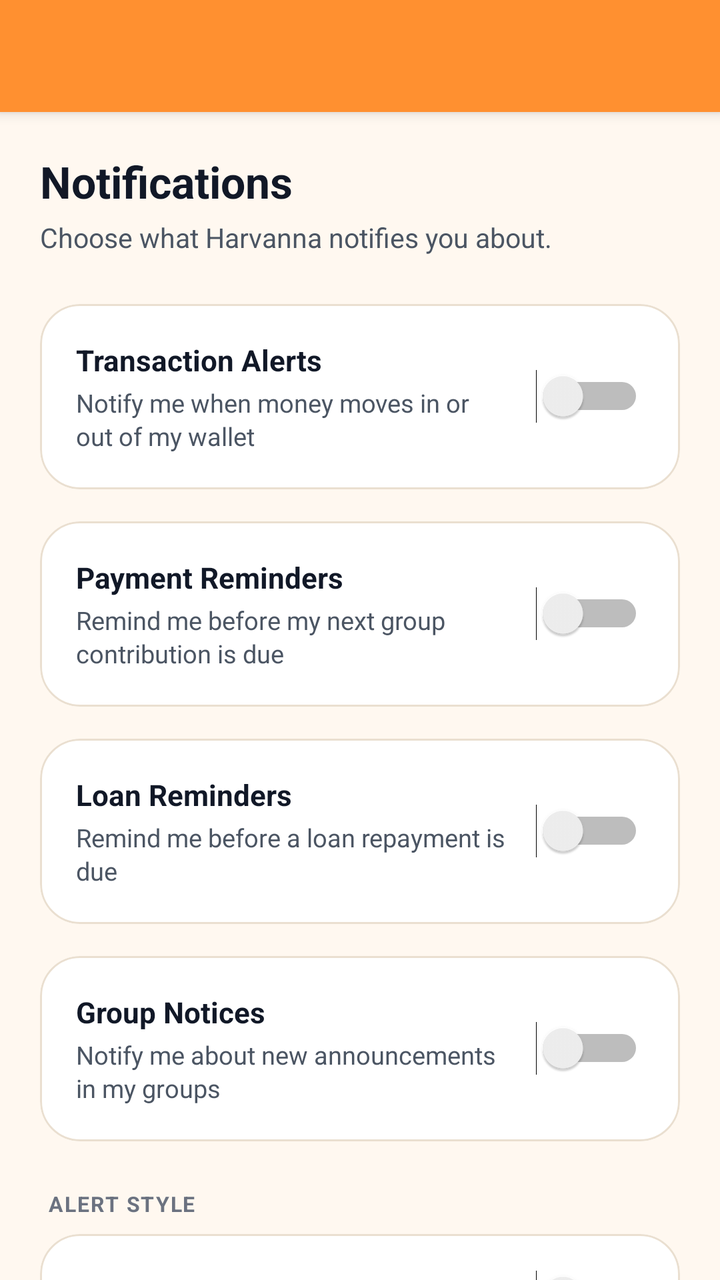
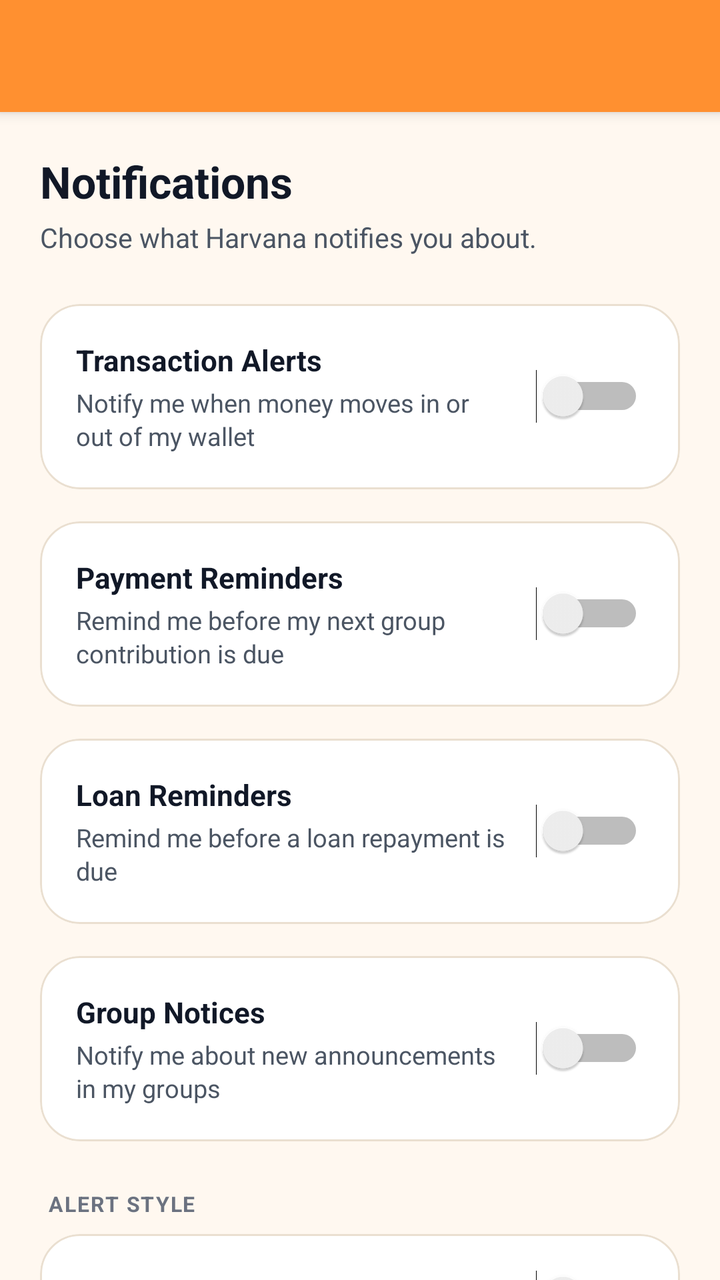

Screens rendered from an Android XML layout before and after an edit, with the pre-edit source and the edit as a unified diff.
<!-- AndroidManifest.xml: application theme AppTheme -->
<!-- res/layout/notification_settings.xml -->
<androidx.coordinatorlayout.widget.CoordinatorLayout
	xmlns:android="http://schemas.android.com/apk/res/android"
	xmlns:app="http://schemas.android.com/apk/res-auto"
	xmlns:tools="http://schemas.android.com/tools"
	android:id="@+id/_coordinator"
	android:layout_width="match_parent"
	android:layout_height="match_parent">
	<com.google.android.material.appbar.AppBarLayout
		android:id="@+id/_app_bar"
		android:layout_width="match_parent"
		android:layout_height="wrap_content"
		android:theme="@style/AppTheme.AppBarOverlay">
		<androidx.appcompat.widget.Toolbar
			android:id="@+id/_toolbar"
			android:layout_width="match_parent"
			android:layout_height="?attr/actionBarSize"
			android:background="?attr/appBarColor"
			app:popupTheme="@style/AppTheme.PopupOverlay" />
	</com.google.android.material.appbar.AppBarLayout>
	<androidx.core.widget.NestedScrollView
		android:layout_width="match_parent"
		android:layout_height="match_parent"
		android:fillViewport="true"
		android:overScrollMode="never"
		app:layout_behavior="@string/appbar_scrolling_view_behavior">
		<LinearLayout
			android:id="@+id/linear62"
			android:layout_width="match_parent"
			android:layout_height="wrap_content"
			android:padding="20dp"
			android:orientation="vertical">
			<TextView
				android:id="@+id/textview74"
				android:layout_width="wrap_content"
				android:layout_height="wrap_content"
				android:text="Notifications"
				android:textSize="22sp"
				android:textStyle="bold"
				android:textColor="@color/colorTextPrimary" />
			<TextView
				android:id="@+id/textview75"
				android:layout_width="match_parent"
				android:layout_height="wrap_content"
				android:layout_marginTop="4dp"
				android:layout_marginBottom="24dp"
				android:text="Choose what Harvanna notifies you about."
				android:textColor="@color/colorTextSecondary"
				android:textSize="13.5sp"
				android:lineSpacingExtra="3dp" />
			<com.google.android.material.card.MaterialCardView
				android:id="@+id/cardview14"
				android:layout_width="match_parent"
				android:layout_height="wrap_content"
				android:layout_marginBottom="16dp"
				app:cardBackgroundColor="@color/colorSurface"
				app:cardCornerRadius="20dp"
				app:cardElevation="0dp"
				app:strokeColor="@color/colorCardStroke"
				app:strokeWidth="1dp">
				<LinearLayout
					android:id="@+id/linear63"
					android:layout_width="match_parent"
					android:layout_height="wrap_content"
					android:padding="18dp"
					android:gravity="center_vertical"
					android:orientation="horizontal">
					<LinearLayout
						android:id="@+id/linear64"
						android:layout_width="0dp"
						android:layout_height="wrap_content"
						android:orientation="vertical"
						android:layout_weight="1">
						<TextView
							android:id="@+id/textview76"
							android:layout_width="wrap_content"
							android:layout_height="wrap_content"
							android:text="Transaction Alerts"
							android:textStyle="bold"
							android:textColor="@color/colorTextPrimary"
							android:textSize="14.5sp" />
						<TextView
							android:id="@+id/textview77"
							android:layout_width="match_parent"
							android:layout_height="wrap_content"
							android:layout_marginTop="3dp"
							android:text="Notify me when money moves in or out of my wallet"
							android:textColor="@color/colorTextSecondary"
							android:textSize="12.5sp"
							android:lineSpacingExtra="2dp" />
					</LinearLayout>
					<Switch
						android:id="@+id/switchTransactionAlerts"
						android:layout_width="wrap_content"
						android:layout_height="wrap_content"
						android:textSize="12sp"
						android:layout_marginStart="12dp" />
				</LinearLayout>
			</com.google.android.material.card.MaterialCardView>
			<com.google.android.material.card.MaterialCardView
				android:id="@+id/cardview15"
				android:layout_width="match_parent"
				android:layout_height="wrap_content"
				android:layout_marginBottom="16dp"
				app:cardBackgroundColor="@color/colorSurface"
				app:cardCornerRadius="20dp"
				app:cardElevation="0dp"
				app:strokeColor="@color/colorCardStroke"
				app:strokeWidth="1dp">
				<LinearLayout
					android:id="@+id/linear65"
					android:layout_width="match_parent"
					android:layout_height="wrap_content"
					android:padding="18dp"
					android:gravity="center_vertical"
					android:orientation="horizontal">
					<LinearLayout
						android:id="@+id/linear66"
						android:layout_width="0dp"
						android:layout_height="wrap_content"
						android:orientation="vertical"
						android:layout_weight="1">
						<TextView
							android:id="@+id/textview78"
							android:layout_width="wrap_content"
							android:layout_height="wrap_content"
							android:text="Payment Reminders"
							android:textStyle="bold"
							android:textColor="@color/colorTextPrimary"
							android:textSize="14.5sp" />
						<TextView
							android:id="@+id/textview79"
							android:layout_width="match_parent"
							android:layout_height="wrap_content"
							android:layout_marginTop="3dp"
							android:text="Remind me before my next group contribution is due"
							android:textColor="@color/colorTextSecondary"
							android:textSize="12.5sp"
							android:lineSpacingExtra="2dp" />
					</LinearLayout>
					<Switch
						android:id="@+id/switchPaymentReminders"
						android:layout_width="wrap_content"
						android:layout_height="wrap_content"
						android:textSize="12sp"
						android:layout_marginStart="12dp" />
				</LinearLayout>
			</com.google.android.material.card.MaterialCardView>
			<com.google.android.material.card.MaterialCardView
				android:id="@+id/cardview16"
				android:layout_width="match_parent"
				android:layout_height="wrap_content"
				android:layout_marginBottom="16dp"
				app:cardBackgroundColor="@color/colorSurface"
				app:cardCornerRadius="20dp"
				app:cardElevation="0dp"
				app:strokeColor="@color/colorCardStroke"
				app:strokeWidth="1dp">
				<LinearLayout
					android:id="@+id/linear67"
					android:layout_width="match_parent"
					android:layout_height="wrap_content"
					android:padding="18dp"
					android:gravity="center_vertical"
					android:orientation="horizontal">
					<LinearLayout
						android:id="@+id/linear68"
						android:layout_width="0dp"
						android:layout_height="wrap_content"
						android:orientation="vertical"
						android:layout_weight="1">
						<TextView
							android:id="@+id/textview80"
							android:layout_width="wrap_content"
							android:layout_height="wrap_content"
							android:text="Loan Reminders"
							android:textStyle="bold"
							android:textColor="@color/colorTextPrimary"
							android:textSize="14.5sp" />
						<TextView
							android:id="@+id/textview81"
							android:layout_width="match_parent"
							android:layout_height="wrap_content"
							android:layout_marginTop="3dp"
							android:text="Remind me before a loan repayment is due"
							android:textColor="@color/colorTextSecondary"
							android:textSize="12.5sp"
							android:lineSpacingExtra="2dp" />
					</LinearLayout>
					<Switch
						android:id="@+id/switchLoanReminders"
						android:layout_width="wrap_content"
						android:layout_height="wrap_content"
						android:textSize="12sp"
						android:layout_marginStart="12dp" />
				</LinearLayout>
			</com.google.android.material.card.MaterialCardView>
			<com.google.android.material.card.MaterialCardView
				android:id="@+id/cardview17"
				android:layout_width="match_parent"
				android:layout_height="wrap_content"
				android:layout_marginBottom="24dp"
				app:cardBackgroundColor="@color/colorSurface"
				app:cardCornerRadius="20dp"
				app:cardElevation="0dp"
				app:strokeColor="@color/colorCardStroke"
				app:strokeWidth="1dp">
				<LinearLayout
					android:id="@+id/linear69"
					android:layout_width="match_parent"
					android:layout_height="wrap_content"
					android:padding="18dp"
					android:gravity="center_vertical"
					android:orientation="horizontal">
					<LinearLayout
						android:id="@+id/linear70"
						android:layout_width="0dp"
						android:layout_height="wrap_content"
						android:orientation="vertical"
						android:layout_weight="1">
						<TextView
							android:id="@+id/textview82"
							android:layout_width="wrap_content"
							android:layout_height="wrap_content"
							android:text="Group Notices"
							android:textStyle="bold"
							android:textColor="@color/colorTextPrimary"
							android:textSize="14.5sp" />
						<TextView
							android:id="@+id/textview83"
							android:layout_width="match_parent"
							android:layout_height="wrap_content"
							android:layout_marginTop="3dp"
							android:text="Notify me about new announcements in my groups"
							android:textColor="@color/colorTextSecondary"
							android:textSize="12.5sp"
							android:lineSpacingExtra="2dp" />
					</LinearLayout>
					<Switch
						android:id="@+id/switchGroupNotices"
						android:layout_width="wrap_content"
						android:layout_height="wrap_content"
						android:textSize="12sp"
						android:layout_marginStart="12dp" />
				</LinearLayout>
			</com.google.android.material.card.MaterialCardView>
			<TextView
				android:id="@+id/textview84"
				android:layout_width="wrap_content"
				android:layout_height="wrap_content"
				android:layout_marginBottom="8dp"
				android:text="ALERT STYLE"
				android:textStyle="bold"
				android:textColor="@color/colorTextTertiary"
				android:textSize="10.5sp"
				android:layout_marginStart="4dp"
				android:letterSpacing="0.06" />
			<com.google.android.material.card.MaterialCardView
				android:id="@+id/cardview18"
				android:layout_width="match_parent"
				android:layout_height="wrap_content"
				android:layout_marginBottom="16dp"
				app:cardBackgroundColor="@color/colorSurface"
				app:cardCornerRadius="20dp"
				app:cardElevation="0dp"
				app:strokeColor="@color/colorCardStroke"
				app:strokeWidth="1dp">
				<LinearLayout
					android:id="@+id/linear71"
					android:layout_width="match_parent"
					android:layout_height="wrap_content"
					android:orientation="vertical">
					<LinearLayout
						android:id="@+id/linear72"
						android:layout_width="match_parent"
						android:layout_height="wrap_content"
						android:padding="18dp"
						android:gravity="center_vertical"
						android:orientation="horizontal">
						<TextView
							android:id="@+id/textview85"
							android:layout_width="0dp"
							android:layout_height="wrap_content"
							android:text="Sound"
							android:textColor="@color/colorTextPrimary"
							android:layout_weight="1"
							android:textSize="14.5sp" />
						<Switch
							android:id="@+id/switchSound"
							android:layout_width="wrap_content"
							android:layout_height="wrap_content"
							android:textSize="12sp"
							android:layout_marginStart="12dp" />
					</LinearLayout>
					<View
						android:id="@+id/view73"
						android:layout_width="match_parent"
						android:layout_height="1dp"
						android:background="@color/colorDivider"
						android:layout_marginStart="18dp" />
					<LinearLayout
						android:id="@+id/linear74"
						android:layout_width="match_parent"
						android:layout_height="wrap_content"
						android:padding="18dp"
						android:gravity="center_vertical"
						android:orientation="horizontal">
						<TextView
							android:id="@+id/textview86"
							android:layout_width="0dp"
							android:layout_height="wrap_content"
							android:text="Vibrate"
							android:textColor="@color/colorTextPrimary"
							android:layout_weight="1"
							android:textSize="14.5sp" />
						<Switch
							android:id="@+id/switchVibrate"
							android:layout_width="wrap_content"
							android:layout_height="wrap_content"
							android:textSize="12sp"
							android:layout_marginStart="12dp" />
					</LinearLayout>
				</LinearLayout>
			</com.google.android.material.card.MaterialCardView>
			<TextView
				android:id="@+id/textview87"
				android:layout_width="match_parent"
				android:layout_height="wrap_content"
				android:text="These control whether Harvanna shows you a notification for each type of event. Turning one off doesn't cancel the underlying reminder — it just won't appear as a push notification."
				android:textSize="12sp"
				android:textColor="@color/colorTextTertiary"
				android:layout_marginStart="4dp"
				android:lineSpacingExtra="3dp" />
		</LinearLayout>
	</androidx.core.widget.NestedScrollView>
</androidx.coordinatorlayout.widget.CoordinatorLayout>
<!-- resources referenced by this layout -->
<resources>
  <style name="AppTheme" parent="Theme.MaterialComponents.DayNight.NoActionBar">
          
          <item name="android:textViewStyle">@style/HarvannaTextView</item>
          <item name="appBarColor">@color/colorAccent</item>
          <item name="onAppBarColor">@color/colorTextOnAccent</item>
          <item name="colorSecondary">@color/colorAccent</item>
          <item name="colorOnSecondary">@color/colorTextOnAccent</item>
          <item name="colorPrimaryVariant">@color/colorAccentDark</item>
          <item name="colorSecondaryVariant">@color/colorAccentDark</item>
          <item name="colorError">@color/colorError</item>
          <item name="colorOnError">@color/colorTextPrimaryWhite</item>
          <item name="colorControlActivated">@color/colorAccent</item>
          <item name="colorControlNormal">@color/colorControlNormal</item>
          <item name="colorControlHighlight">@color/colorAccentRipple</item>
          <item name="android:textColorHighlight">@color/colorAccentStroke</item>
          <item name="android:textColorLink">@color/colorAccentStrong</item>
          <item name="android:editTextColor">@color/colorTextPrimary</item>
          <item name="android:navigationBarColor">@color/colorBackground</item>
          <item name="colorPrimary">@color/colorAccent</item>
          <item name="colorPrimaryDark">@color/colorAccentStrong</item>
          <item name="colorAccent">@color/colorAccent</item>
          <item name="colorSurface">@color/colorSurface</item>
          <item name="colorOnPrimary">@color/colorTextOnAccent</item>
          <item name="colorOnSurface">@color/colorTextPrimary</item>
          <item name="colorOnBackground">@color/colorTextPrimary</item>
          <item name="colorOnSurfaceVariant">@color/colorTextSecondary</item>
          <item name="android:textColorPrimary">@color/colorTextPrimary</item>
          <item name="android:textColorSecondary">@color/colorTextSecondary</item>
          <item name="android:textColorHint">@color/colorTextTertiary</item>
          <item name="android:statusBarColor">?attr/appBarColor</item>
          <item name="android:windowLightStatusBar">true</item>
          <item name="android:windowBackground">@color/colorBackground</item>
          <item name="alertDialogTheme">@style/HarvannaAlertDialog</item>
          <item name="materialAlertDialogTheme">@style/HarvannaAlertDialog</item>
          <item name="bottomSheetDialogTheme">@style/HarvannaBottomSheetDialog</item>
      </style>
  <style name="HarvannaTextView" parent="android:Widget.TextView">
          <item name="android:textColor">@color/colorTextPrimary</item>
      </style>
  <style name="HarvannaAlertDialog" parent="ThemeOverlay.MaterialComponents.MaterialAlertDialog">
          <item name="colorPrimary">@color/colorAccent</item>
          <item name="colorAccent">@color/colorAccent</item>
          <item name="colorSurface">@color/colorSurface</item>
          <item name="colorOnPrimary">@color/colorTextOnAccent</item>
          <item name="colorOnSurface">@color/colorTextPrimary</item>
          <item name="android:textColorPrimary">@color/colorTextPrimary</item>
          <item name="android:textColor">@color/colorTextPrimary</item>
          <item name="android:windowBackground">@color/colorSurface</item>
          <item name="buttonBarPositiveButtonStyle">@style/HarvannaDialogButton</item>
          <item name="buttonBarNegativeButtonStyle">@style/HarvannaDialogButton</item>
          <item name="buttonBarNeutralButtonStyle">@style/HarvannaDialogButton</item>
      </style>
  <style name="HarvannaBottomSheetDialog" parent="ThemeOverlay.MaterialComponents.BottomSheetDialog">
          <item name="android:windowIsFloating">false</item>
          <item name="android:windowBackground">@android:color/transparent</item>
          <item name="android:background">@android:color/transparent</item>
          <item name="android:backgroundDimEnabled">true</item>
          <item name="colorPrimary">@color/colorAccent</item>
          <item name="colorAccent">@color/colorAccent</item>
          <item name="colorSurface">@color/colorSurface</item>
          <item name="colorOnPrimary">@color/colorTextOnAccent</item>
          <item name="colorOnSurface">@color/colorTextPrimary</item>
          <item name="colorOnSurfaceVariant">@color/colorTextSecondary</item>
          <item name="android:textColorPrimary">@color/colorTextPrimary</item>
          <item name="bottomSheetStyle">@style/HarvannaBottomSheetStyle</item>
      </style>
  <style name="HarvannaDialogButton" parent="Widget.MaterialComponents.Button.TextButton.Dialog">
          <item name="android:textColor">@color/colorAccent</item>
          <item name="android:minHeight">48dp</item>
      </style>
  <style name="HarvannaBottomSheetStyle" parent="Widget.MaterialComponents.BottomSheet.Modal">
          <item name="backgroundTint">?attr/colorSurface</item>
          <item name="shapeAppearanceOverlay">@style/HarvannaBottomSheetShape</item>
      </style>
  <style name="HarvannaBottomSheetShape" parent="">
          <item name="cornerFamily">rounded</item>
          <item name="cornerSizeTopLeft">20dp</item>
          <item name="cornerSizeTopRight">20dp</item>
          <item name="cornerSizeBottomLeft">0dp</item>
          <item name="cornerSizeBottomRight">0dp</item>
      </style>
  <!-- unchanged entries left out for length: 18 -->
</resources>

<!-- the commit's change to res/layout/notification_settings.xml (unified diff, before → after) -->
@@ -43,7 +43,7 @@
 				android:layout_height="wrap_content"
 				android:layout_marginTop="4dp"
 				android:layout_marginBottom="24dp"
-				android:text="Choose what Harvanna notifies you about."
+				android:text="Choose what Harvana notifies you about."
 				android:textColor="@color/colorTextSecondary"
 				android:textSize="13.5sp"
 				android:lineSpacingExtra="3dp" />
@@ -325,7 +325,7 @@
 				android:id="@+id/textview87"
 				android:layout_width="match_parent"
 				android:layout_height="wrap_content"
-				android:text="These control whether Harvanna shows you a notification for each type of event. Turning one off doesn't cancel the underlying reminder — it just won't appear as a push notification."
+				android:text="These control whether Harvana shows you a notification for each type of event. Turning one off doesn't cancel the underlying reminder — it just won't appear as a push notification."
 				android:textSize="12sp"
 				android:textColor="@color/colorTextTertiary"
 				android:layout_marginStart="4dp"
<!-- resource entries referenced after the edit -->
@@ -2,7 +2,7 @@
 <resources>
   <style name="AppTheme" parent="Theme.MaterialComponents.DayNight.NoActionBar">
           
-          <item name="android:textViewStyle">@style/HarvannaTextView</item>
+          <item name="android:textViewStyle">@style/HarvanaTextView</item>
           <item name="appBarColor">@color/colorAccent</item>
           <item name="onAppBarColor">@color/colorTextOnAccent</item>
           <item name="colorSecondary">@color/colorAccent</item>
@@ -32,14 +32,14 @@
           <item name="android:statusBarColor">?attr/appBarColor</item>
           <item name="android:windowLightStatusBar">true</item>
           <item name="android:windowBackground">@color/colorBackground</item>
-          <item name="alertDialogTheme">@style/HarvannaAlertDialog</item>
-          <item name="materialAlertDialogTheme">@style/HarvannaAlertDialog</item>
-          <item name="bottomSheetDialogTheme">@style/HarvannaBottomSheetDialog</item>
+          <item name="alertDialogTheme">@style/HarvanaAlertDialog</item>
+          <item name="materialAlertDialogTheme">@style/HarvanaAlertDialog</item>
+          <item name="bottomSheetDialogTheme">@style/HarvanaBottomSheetDialog</item>
       </style>
-  <style name="HarvannaTextView" parent="android:Widget.TextView">
+  <style name="HarvanaTextView" parent="android:Widget.TextView">
           <item name="android:textColor">@color/colorTextPrimary</item>
       </style>
-  <style name="HarvannaAlertDialog" parent="ThemeOverlay.MaterialComponents.MaterialAlertDialog">
+  <style name="HarvanaAlertDialog" parent="ThemeOverlay.MaterialComponents.MaterialAlertDialog">
           <item name="colorPrimary">@color/colorAccent</item>
           <item name="colorAccent">@color/colorAccent</item>
           <item name="colorSurface">@color/colorSurface</item>
@@ -48,11 +48,11 @@
           <item name="android:textColorPrimary">@color/colorTextPrimary</item>
           <item name="android:textColor">@color/colorTextPrimary</item>
           <item name="android:windowBackground">@color/colorSurface</item>
-          <item name="buttonBarPositiveButtonStyle">@style/HarvannaDialogButton</item>
-          <item name="buttonBarNegativeButtonStyle">@style/HarvannaDialogButton</item>
-          <item name="buttonBarNeutralButtonStyle">@style/HarvannaDialogButton</item>
+          <item name="buttonBarPositiveButtonStyle">@style/HarvanaDialogButton</item>
+          <item name="buttonBarNegativeButtonStyle">@style/HarvanaDialogButton</item>
+          <item name="buttonBarNeutralButtonStyle">@style/HarvanaDialogButton</item>
       </style>
-  <style name="HarvannaBottomSheetDialog" parent="ThemeOverlay.MaterialComponents.BottomSheetDialog">
+  <style name="HarvanaBottomSheetDialog" parent="ThemeOverlay.MaterialComponents.BottomSheetDialog">
           <item name="android:windowIsFloating">false</item>
           <item name="android:windowBackground">@android:color/transparent</item>
           <item name="android:background">@android:color/transparent</item>
@@ -64,17 +64,17 @@
           <item name="colorOnSurface">@color/colorTextPrimary</item>
           <item name="colorOnSurfaceVariant">@color/colorTextSecondary</item>
           <item name="android:textColorPrimary">@color/colorTextPrimary</item>
-          <item name="bottomSheetStyle">@style/HarvannaBottomSheetStyle</item>
+          <item name="bottomSheetStyle">@style/HarvanaBottomSheetStyle</item>
       </style>
-  <style name="HarvannaDialogButton" parent="Widget.MaterialComponents.Button.TextButton.Dialog">
+  <style name="HarvanaDialogButton" parent="Widget.MaterialComponents.Button.TextButton.Dialog">
           <item name="android:textColor">@color/colorAccent</item>
           <item name="android:minHeight">48dp</item>
       </style>
-  <style name="HarvannaBottomSheetStyle" parent="Widget.MaterialComponents.BottomSheet.Modal">
+  <style name="HarvanaBottomSheetStyle" parent="Widget.MaterialComponents.BottomSheet.Modal">
           <item name="backgroundTint">?attr/colorSurface</item>
-          <item name="shapeAppearanceOverlay">@style/HarvannaBottomSheetShape</item>
+          <item name="shapeAppearanceOverlay">@style/HarvanaBottomSheetShape</item>
       </style>
-  <style name="HarvannaBottomSheetShape" parent="">
+  <style name="HarvanaBottomSheetShape" parent="">
           <item name="cornerFamily">rounded</item>
           <item name="cornerSizeTopLeft">20dp</item>
           <item name="cornerSizeTopRight">20dp</item>
